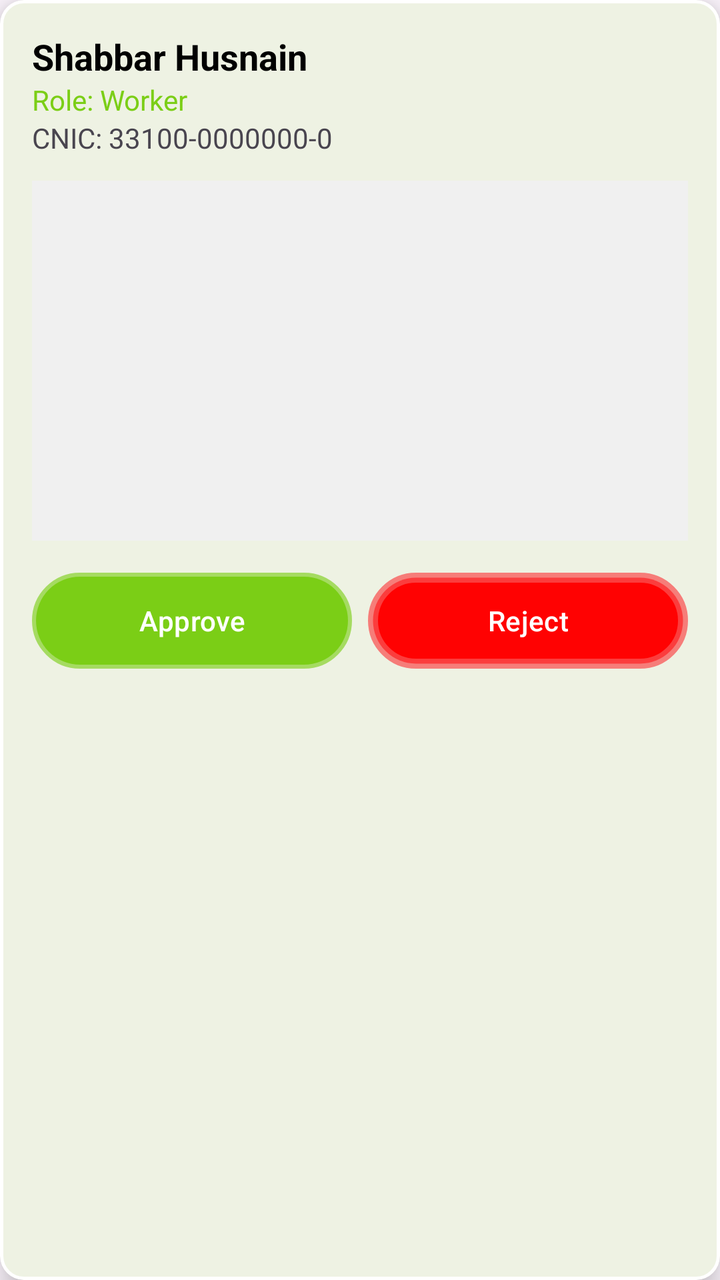
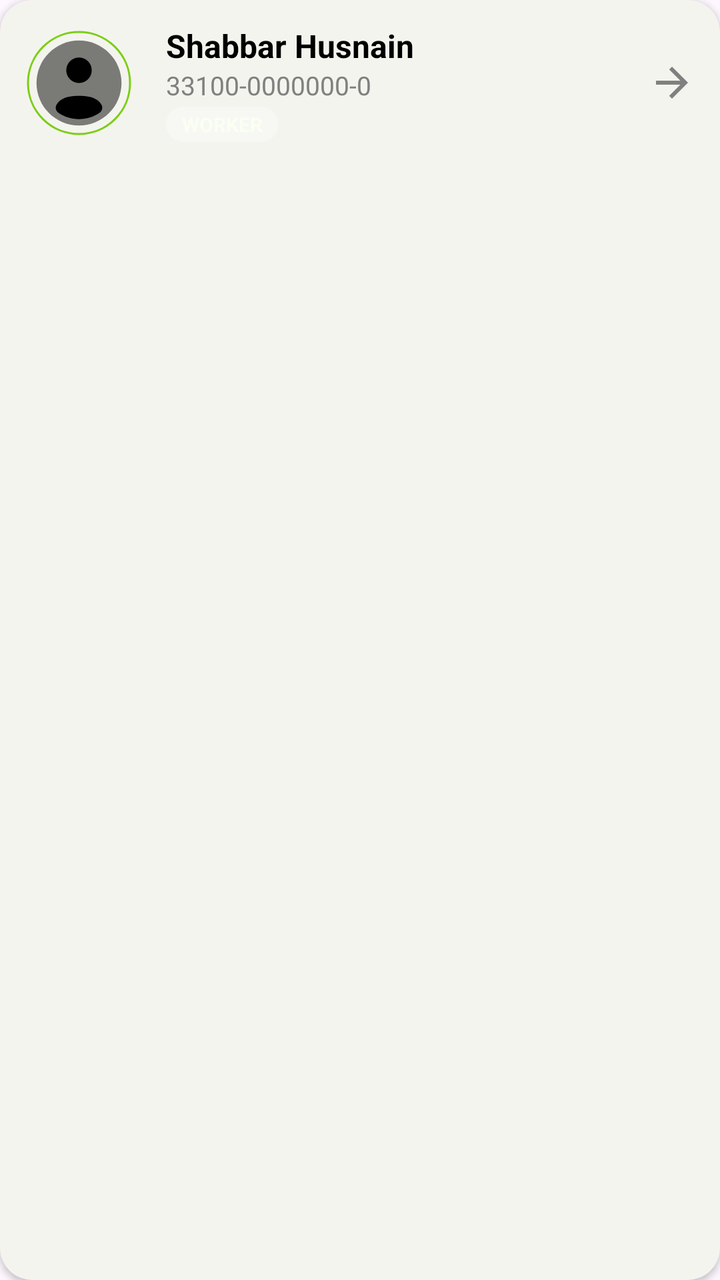

Screens rendered from an Android XML layout before and after an edit, with the pre-edit source and the edit as a unified diff.
<!-- AndroidManifest.xml: application theme Theme.RozgarConnector -->
<!-- res/layout/item_user_admin.xml -->
<?xml version="1.0" encoding="utf-8"?>
<com.google.android.material.card.MaterialCardView xmlns:android="http://schemas.android.com/apk/res/android"
    xmlns:app="http://schemas.android.com/apk/res-auto"
    android:layout_width="match_parent"
    android:layout_height="wrap_content"
    android:layout_margin="8dp"
    app:cardCornerRadius="12dp"
    app:strokeWidth="1.5dp"
    app:strokeColor="#FFFFFF"
    app:cardElevation="8dp">

    <LinearLayout
        android:layout_width="match_parent"
        android:layout_height="wrap_content"
        android:orientation="vertical"
        android:padding="16dp">

        <TextView
            android:id="@+id/tvUserName"
            android:layout_width="wrap_content"
            android:layout_height="wrap_content"
            android:text="Shabbar Husnain"
            android:textColor="@color/black"
            android:textSize="18sp"
            android:textStyle="bold" />

        <TextView
            android:id="@+id/tvUserRole"
            android:layout_width="wrap_content"
            android:layout_height="wrap_content"
            android:text="Role: Worker"
            android:textColor="@color/primary_green" />

        <TextView
            android:id="@+id/tvUserCnic"
            android:layout_width="wrap_content"
            android:layout_height="wrap_content"
            android:layout_marginBottom="12dp"
            android:text="CNIC: 33100-0000000-0" />

        <ImageView
            android:id="@+id/imgUserCnic"
            android:layout_width="match_parent"
            android:layout_height="180dp"
            android:layout_marginBottom="16dp"
            android:background="#F0F0F0"
            android:scaleType="centerCrop" />

        <LinearLayout
            android:layout_width="match_parent"
            android:layout_height="wrap_content"
            android:orientation="horizontal">

            <Button
                android:id="@+id/btnApproveUser"
                android:layout_width="0dp"
                android:layout_height="wrap_content"
                android:layout_marginEnd="4dp"
                android:layout_weight="1"
                android:background="@drawable/glass_bg"
                android:backgroundTint="@color/primary_green"
                android:text="Approve" />

            <Button
                android:id="@+id/btnRejectUser"
                android:layout_width="0dp"
                android:layout_height="wrap_content"
                android:layout_marginStart="4dp"
                android:layout_weight="1"
                android:background="@drawable/redglass"
                android:text="Reject"
                app:backgroundTint="@null" />
        </LinearLayout>
    </LinearLayout>
</com.google.android.material.card.MaterialCardView>
<!-- resources referenced by this layout -->
<resources>
  <color name="black">#FF000000</color>
  <color name="primary_green">#7BCE16</color>
  <!-- drawable glass_bg (drawable) -->
  <?xml version="1.0" encoding="utf-8"?>
  <shape xmlns:android="http://schemas.android.com/apk/res/android">
  
      <solid android:color="#7BCE16" />
  
      <corners android:radius="30dp" />
  
  
      <stroke
          android:width="4dp"
          android:color="#A22B6D14"/>
  </shape>
  <!-- drawable redglass (drawable) -->
  <?xml version="1.0" encoding="utf-8"?>
  <shape xmlns:android="http://schemas.android.com/apk/res/android">
  
      <solid android:color="#FF0202" />
  
      <corners android:radius="30dp" />
  
  
      <stroke
          android:width="5dp"
          android:color="#BAFA5353"/>
  </shape>
  <style name="Theme.RozgarConnector" parent="Base.Theme.RozgarConnector" />
  <style name="Base.Theme.RozgarConnector" parent="Theme.Material3.DayNight.NoActionBar">
          
          <item name="colorPrimary">@color/primary_green</item>
      </style>
</resources>

<!-- the commit's change to res/layout/item_user_admin.xml (unified diff, before → after) -->
@@ -3,73 +3,77 @@
     xmlns:app="http://schemas.android.com/apk/res-auto"
     android:layout_width="match_parent"
     android:layout_height="wrap_content"
-    android:layout_margin="8dp"
-    app:cardCornerRadius="12dp"
-    app:strokeWidth="1.5dp"
-    app:strokeColor="#FFFFFF"
-    app:cardElevation="8dp">
+    android:layout_marginHorizontal="12dp"
+    android:layout_marginVertical="6dp"
+    app:cardCornerRadius="16dp"
+    app:cardElevation="2dp"
+    app:strokeWidth="0dp">
 
     <LinearLayout
         android:layout_width="match_parent"
         android:layout_height="wrap_content"
-        android:orientation="vertical"
-        android:padding="16dp">
+        android:gravity="center_vertical"
+        android:orientation="horizontal"
+        android:padding="12dp">
 
-        <TextView
-            android:id="@+id/tvUserName"
-            android:layout_width="wrap_content"
+        
+        <com.google.android.material.imageview.ShapeableImageView
+            android:id="@+id/imgUserThumb"
+            android:layout_width="55dp"
+            android:layout_height="55dp"
+            android:padding="2dp"
+            android:scaleType="centerCrop"
+            app:shapeAppearanceOverlay="@style/CircleImage"
+            android:src="@drawable/ic_profile"
+            app:strokeColor="@color/primary_green"
+            app:strokeWidth="1dp" />
+
+        <LinearLayout
+            android:layout_width="0dp"
             android:layout_height="wrap_content"
-            android:text="Shabbar Husnain"
-            android:textColor="@color/black"
-            android:textSize="18sp"
-            android:textStyle="bold" />
+            android:layout_marginStart="16dp"
+            android:layout_weight="1"
+            android:orientation="vertical">
 
-        <TextView
-            android:id="@+id/tvUserRole"
-            android:layout_width="wrap_content"
-            android:layout_height="wrap_content"
-            android:text="Role: Worker"
-            android:textColor="@color/primary_green" />
+            <TextView
+                android:id="@+id/tvUserName"
+                android:layout_width="wrap_content"
+                android:layout_height="wrap_content"
+                android:ellipsize="end"
+                android:maxLines="1"
+                android:text="Shabbar Husnain"
+                android:textColor="@color/black"
+                android:textSize="16sp"
+                android:textStyle="bold" />
 
-        <TextView
-            android:id="@+id/tvUserCnic"
-            android:layout_width="wrap_content"
-            android:layout_height="wrap_content"
-            android:layout_marginBottom="12dp"
-            android:text="CNIC: 33100-0000000-0" />
+            <TextView
+                android:id="@+id/tvUserCnic"
+                android:layout_width="wrap_content"
+                android:layout_height="wrap_content"
+                android:text="33100-0000000-0"
+                android:textColor="@color/grey"
+                android:textSize="13sp" />
+
+            <TextView
+                android:id="@+id/tvUserRole"
+                android:layout_width="wrap_content"
+                android:layout_height="wrap_content"
+                android:layout_marginTop="2dp"
+                android:background="@drawable/bg_role_badge"
+                android:paddingHorizontal="8dp"
+                android:paddingVertical="2dp"
+                android:text="WORKER"
+                android:textColor="@color/white"
+                android:textSize="10sp"
+                android:textStyle="bold" />
+        </LinearLayout>
 
         <ImageView
-            android:id="@+id/imgUserCnic"
-            android:layout_width="match_parent"
-            android:layout_height="180dp"
-            android:layout_marginBottom="16dp"
-            android:background="#F0F0F0"
-            android:scaleType="centerCrop" />
+            android:layout_width="24dp"
+            android:layout_height="24dp"
+            android:src="@drawable/ic_back"
+            android:rotation="180"
+            app:tint="@color/grey" />
 
-        <LinearLayout
-            android:layout_width="match_parent"
-            android:layout_height="wrap_content"
-            android:orientation="horizontal">
-
-            <Button
-                android:id="@+id/btnApproveUser"
-                android:layout_width="0dp"
-                android:layout_height="wrap_content"
-                android:layout_marginEnd="4dp"
-                android:layout_weight="1"
-                android:background="@drawable/glass_bg"
-                android:backgroundTint="@color/primary_green"
-                android:text="Approve" />
-
-            <Button
-                android:id="@+id/btnRejectUser"
-                android:layout_width="0dp"
-                android:layout_height="wrap_content"
-                android:layout_marginStart="4dp"
-                android:layout_weight="1"
-                android:background="@drawable/redglass"
-                android:text="Reject"
-                app:backgroundTint="@null" />
-        </LinearLayout>
     </LinearLayout>
 </com.google.android.material.card.MaterialCardView>
<!-- resource entries referenced after the edit -->
@@ -1,33 +1,50 @@
 <!-- resources referenced by this layout -->
 <resources>
   <color name="black">#FF000000</color>
+  <color name="grey">#808080</color>
   <color name="primary_green">#7BCE16</color>
-  <!-- drawable glass_bg (drawable) -->
+  <color name="white">#FAFFF3</color>
+  <!-- drawable bg_role_badge (drawable) -->
   <?xml version="1.0" encoding="utf-8"?>
   <shape xmlns:android="http://schemas.android.com/apk/res/android">
-  
-      <solid android:color="#7BCE16" />
-  
-      <corners android:radius="30dp" />
-  
-  
-      <stroke
-          android:width="4dp"
-          android:color="#A22B6D14"/>
+      <solid android:color="#40FFFFFF" />
+      <corners android:radius="20dp" />
+      <padding android:left="8dp"
+          android:right="8dp"
+          android:top="2dp"
+          android:bottom="2dp"/>
   </shape>
-  <!-- drawable redglass (drawable) -->
-  <?xml version="1.0" encoding="utf-8"?>
-  <shape xmlns:android="http://schemas.android.com/apk/res/android">
-  
-      <solid android:color="#FF0202" />
-  
-      <corners android:radius="30dp" />
-  
-  
-      <stroke
-          android:width="5dp"
-          android:color="#BAFA5353"/>
-  </shape>
+  <!-- drawable ic_back (drawable) -->
+  <vector xmlns:android="http://schemas.android.com/apk/res/android"
+      android:width="24dp"
+      android:height="24dp"
+      android:viewportWidth="24"
+      android:viewportHeight="24">
+    <path
+        android:fillColor="@android:color/white"
+        android:pathData="M20,11H7.83l5.59,-5.59L12,4l-8,8 8,8 1.41,-1.41L7.83,13H20v-2z"/>
+  </vector>
+  <!-- drawable ic_profile (drawable) -->
+  <vector xmlns:android="http://schemas.android.com/apk/res/android"
+      android:width="800dp"
+      android:height="800dp"
+      android:viewportWidth="24"
+      android:viewportHeight="24">
+    <path
+        android:pathData="M22,12C22,17.523 17.523,22 12,22C6.477,22 2,17.523 2,12C2,6.477 6.477,2 12,2C17.523,2 22,6.477 22,12Z"
+        android:strokeAlpha="0.5"
+        android:fillColor="#000000"
+        android:fillAlpha="0.5"/>
+    <path
+        android:pathData="M16.807,19.011C15.44,19.95 13.784,20.5 12,20.5C10.216,20.5 8.56,19.95 7.193,19.011C6.589,18.596 6.331,17.806 6.682,17.163C7.41,15.83 8.91,15 12,15C15.09,15 16.59,15.83 17.318,17.163C17.669,17.806 17.411,18.596 16.807,19.011Z"
+        android:fillColor="#000000"/>
+    <path
+        android:pathData="M12,12C13.657,12 15,10.657 15,9C15,7.343 13.657,6 12,6C10.343,6 9,7.343 9,9C9,10.657 10.343,12 12,12Z"
+        android:fillColor="#000000"/>
+  </vector>
+  <style name="CircleImage">
+          <item name="cornerSize">50%</item>
+      </style>
   <style name="Theme.RozgarConnector" parent="Base.Theme.RozgarConnector" />
   <style name="Base.Theme.RozgarConnector" parent="Theme.Material3.DayNight.NoActionBar">
           
